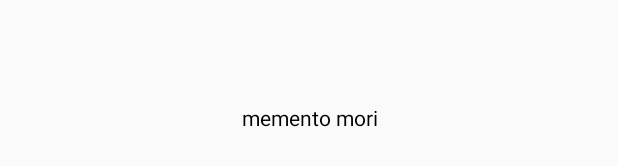
After one commit to Cling-A/three-five, an Android app: the layout activity_text_to_image2.xml on its own in the app's theme, with its tools: preview values and no code run, on a phone screen of 412 x 824 dp. The commit adds this screen. Shown: the part 352-518 px from the top of the screen. Run offline under Robolectric (Android 15) with nearby library versions, the phone set to English and light mode, and no system bars.

Commit message:
draw text in picture

```diff
--- a/app/build.gradle
+++ b/app/build.gradle
@@ -65,7 +65,6 @@ dependencies {
     implementation group: 'com.kakao.sdk', name: 'newtone', version: '6.0.1'
 
 
-
     // TFLite
     implementation 'com.wonderkiln:camerakit:0.13.1'
     implementation 'org.tensorflow:tensorflow-lite:+'
--- /dev/null
+++ b/app/src/main/res/layout/activity_text_to_image2.xml
@@ -0,0 +1,32 @@
+<?xml version="1.0" encoding="utf-8"?>
+<androidx.constraintlayout.widget.ConstraintLayout xmlns:android="http://schemas.android.com/apk/res/android"
+    xmlns:app="http://schemas.android.com/apk/res-auto"
+    xmlns:tools="http://schemas.android.com/tools"
+    android:layout_width="match_parent"
+    android:layout_height="match_parent"
+    tools:context=".kakao.STT.TextToImage">
+
+    <LinearLayout
+        android:layout_width="match_parent"
+        android:layout_height="match_parent"
+        android:orientation="vertical">
+
+        <ImageView
+            android:id="@+id/resultImage2"
+            android:layout_width="match_parent"
+            android:layout_height="273dp"
+            android:padding="2dp"/>
+
+        <TextView
+            android:id="@+id/exampleText"
+            android:layout_width="match_parent"
+            android:layout_height="80dp"
+            android:fadeScrollbars="false"
+            android:gravity="center"
+            android:maxLines="15"
+            android:scrollbars="vertical"
+            android:text="memento mori"
+            android:textColor="@android:color/black" />
+    </LinearLayout>
+
+</androidx.constraintlayout.widget.ConstraintLayout>
--- a/app/src/main/res/values/strings.xml
+++ b/app/src/main/res/values/strings.xml
@@ -82,7 +82,6 @@
     <string name="needs_phone_number_scope">전화번호 제공 동의가 필요함</string>
 
 
-
     <string name="tfe_od_app_name" translation_description="Object Detection demo app [CHAR_LIMIT=40]">TFL Detect</string>
     <string name="tfe_od_camera_error" translation_description="Error regarding camera support[CHAR_LIMIT=40]">This device doesn\'t support Camera2 API.</string>
 
```
Also changed, not shown: app/src/main/AndroidManifest.xml (+11 -19 lines), app/src/main/java/com/shinjongwoo/computer/graduateproject/kakao/STT/STTActivity.kt (+7 -0 lines), app/src/main/java/com/shinjongwoo/computer/graduateproject/kakao/STT/TextToImage.kt (added, +71 -0 lines), app/src/main/java/com/shinjongwoo/computer/graduateproject/tflite/Classifier/ResultActivity.kt (deleted, +0 -69 lines), app/src/main/java/com/shinjongwoo/computer/graduateproject/tflite/classifier/CustomDialog.kt (+15 -1 lines), app/src/main/java/com/shinjongwoo/computer/graduateproject/tflite/classifier/ResultActivity.kt (+8 -0 lines), app/src/main/res/layout/activity_main.xml (+25 -7 lines).
